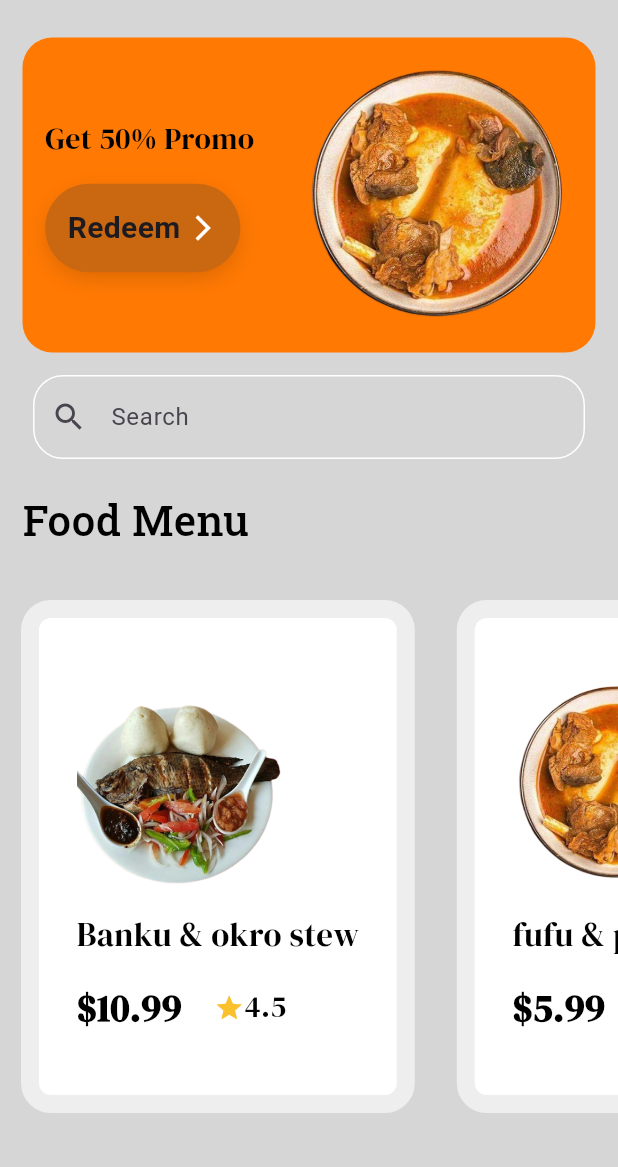
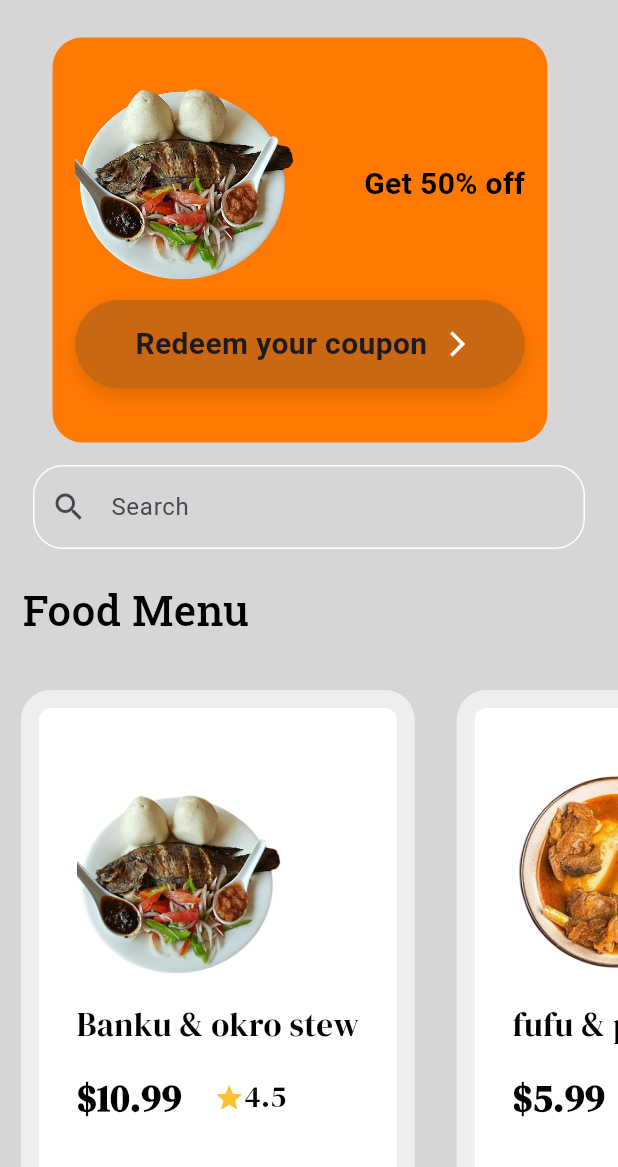
Before and after one commit to Ikwame91/Restaurant_app_ui, a Flutter app: the MenuPage screen opened by its route, on a phone screen of 412 x 824 dp, the part 69-1236 px from its top. Run offline on Flutter 3.47's test engine with Material 2 defaults, Android fonts, the phone set to English and light mode, and no system bars; drawn by our look-alikes of carousel_slider; our stand-ins replace google_fonts.

Commit message:
implemented carousel slider

```diff
--- a/lib/pages/cart_page.dart
+++ b/lib/pages/cart_page.dart
@@ -73,8 +73,7 @@ class CartPage extends StatelessWidget {
                       children: [
                         Expanded(
                           child: Padding(
-                              padding:
-                                  const EdgeInsets.symmetric(horizontal: 15),
+                            padding: const EdgeInsets.symmetric(horizontal: 15),
                             child: Row(
                               children: [
                                 SizedBox(
@@ -82,8 +81,8 @@ class CartPage extends StatelessWidget {
                                   width: containerwidth * 0.8,
                                   child: Align(
                                       alignment: Alignment.topLeft,
-                                        child: Image.asset(
-                                            value.cart[index].image)),
+                                      child:
+                                          Image.asset(value.cart[index].image)),
                                 ),
                               ],
                             ),
@@ -115,8 +114,8 @@ class CartPage extends StatelessWidget {
                           child: Row(
                             children: [
                               Padding(
-                                  padding: const EdgeInsets.only(
-                                      left: 15, right: 12),
+                                padding:
+                                    const EdgeInsets.only(left: 15, right: 12),
                                 child: CustomButton(
                                     onPressed: () =>
                                         removeFromCart(food, context),
@@ -136,17 +135,20 @@ class CartPage extends StatelessWidget {
                                 height: 35,
                                 child: const Text(
                                   'Save for later',
-                                    style:
-                                        TextStyle(fontWeight: FontWeight.bold),
+                                  style: TextStyle(fontWeight: FontWeight.bold),
                                 ),
                               ),
                             ],
                           ),
-                          )
+                        ),
+                        const SizedBox(
+                          height: 20,
+                        ),
                       ],
                     ),
                   );
-                  }),
+                },
+              ),
             ),
             Padding(
               padding: const EdgeInsets.all(20.0),
--- a/lib/pages/menu_page.dart
+++ b/lib/pages/menu_page.dart
@@ -5,8 +5,8 @@ import 'package:simple_restaurant_ui/components/favorite_foods.dart';
 import 'package:simple_restaurant_ui/components/food_tile.dart';
 import 'package:simple_restaurant_ui/constants/food_list.dart';
 import 'package:simple_restaurant_ui/pages/food_details.dart';
-import 'package:simple_restaurant_ui/widgets/custom_container.dart';
 import 'package:simple_restaurant_ui/widgets/custom_drawer.dart';
+import 'package:simple_restaurant_ui/widgets/slider.dart';
 
 class MenuPage extends StatefulWidget {
   const MenuPage({
@@ -72,45 +72,14 @@ class _MenuPageState extends State<MenuPage> {
             ),
           ],
         ),
-        drawer: CustomDrawer(),
+        drawer: const CustomDrawer(),
         body: ListView(
           children: [
             Column(
               crossAxisAlignment: CrossAxisAlignment.start,
               children: [
                 //promo banner
-                Container(
-                  decoration: BoxDecoration(
-                      color: const Color.fromARGB(255, 255, 121, 3),
-                      borderRadius: BorderRadius.circular(20)),
-                  margin: const EdgeInsets.all(15),
-                  padding: const EdgeInsets.all(15),
-                  child: Row(
-                    mainAxisAlignment: MainAxisAlignment.spaceBetween,
-                    children: [
-                      Column(
-                        crossAxisAlignment: CrossAxisAlignment.start,
-                        children: [
-                          //promo message
-                          Text(
-                            'Get 50% Promo',
-                            style: GoogleFonts.dmSerifDisplay(
-                                fontSize: 20, color: Colors.black),
-                          ),
-                          const SizedBox(
-                            height: 15,
-                          ),
-                          //button
-                          const CustomContainer(text: 'Redeem')
-                        ],
-                      ),
-                      Image.asset(
-                        'lib/images/fufuone.png',
-                        height: 180,
-                      )
-                    ],
-                  ),
-                ),
+                SizedBox(height: 300, width: 400, child: PageSlide()),
                 //search bar
                 Padding(
                   padding: const EdgeInsets.symmetric(horizontal: 22),
--- /dev/null
+++ b/lib/widgets/slider.dart
@@ -0,0 +1,72 @@
+import 'package:carousel_slider/carousel_slider.dart';
+import 'package:flutter/material.dart';
+import 'package:provider/provider.dart';
+import 'package:simple_restaurant_ui/constants/food_list.dart';
+import 'package:simple_restaurant_ui/widgets/custom_container.dart';
+
+class PageSlide extends StatelessWidget {
+  PageSlide({super.key});
+  final FoodShop foodShop = FoodShop();
+  @override
+  Widget build(BuildContext context) {
+    return SizedBox(
+        width: double.infinity,
+        child: CarouselSlider.builder(
+          itemCount: foodShop.foodmenu.length,
+          options: CarouselOptions(
+            height: 350,
+            autoPlay: true,
+            viewportFraction: 0.9,
+            enlargeCenterPage: true,
+            pageSnapping: true,
+            autoPlayCurve: Curves.fastOutSlowIn,
+            autoPlayAnimationDuration: const Duration(seconds: 1),
+          ),
+          itemBuilder: (context, itemIndex, pageViewIndex) {
+            final shop = context.read<FoodShop>();
+            final foodMenu = shop.foodmenu;
+            return Container(
+              decoration: BoxDecoration(
+                  color: const Color.fromARGB(255, 255, 121, 3),
+                  borderRadius: BorderRadius.circular(20)),
+              margin: const EdgeInsets.all(15),
+              padding: const EdgeInsets.all(15),
+              child: Column(
+                children: [
+                  Row(
+                    mainAxisAlignment: MainAxisAlignment.spaceBetween,
+                    children: [
+                      ClipRRect(
+                        borderRadius: BorderRadius.circular(20),
+                        child: SizedBox(
+                          child: Image.asset(
+                            foodMenu[itemIndex].image,
+                            width: 150,
+                            fit: BoxFit.cover,
+                            filterQuality: FilterQuality.high,
+                          ),
+                        ),
+                      ),
+                      const Padding(
+                        padding: EdgeInsets.only(top: 15),
+                        child: Text(
+                          'Get 50% off',
+                          style: TextStyle(
+                              color: Colors.black,
+                              fontSize: 20,
+                              fontWeight: FontWeight.bold),
+                        ),
+                      )
+                    ],
+                  ),
+                  SizedBox(
+                    height: 10,
+                  ),
+                  const CustomContainer(text: ' Redeem your coupon ')
+                ],
+              ),
+            );
+          },
+        ));
+  }
+}
```
Lines whose indentation alone changed are shown as unchanged.
